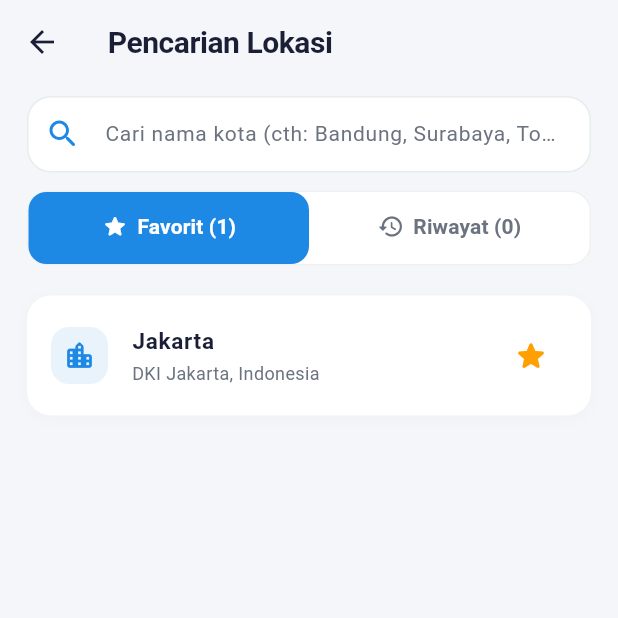
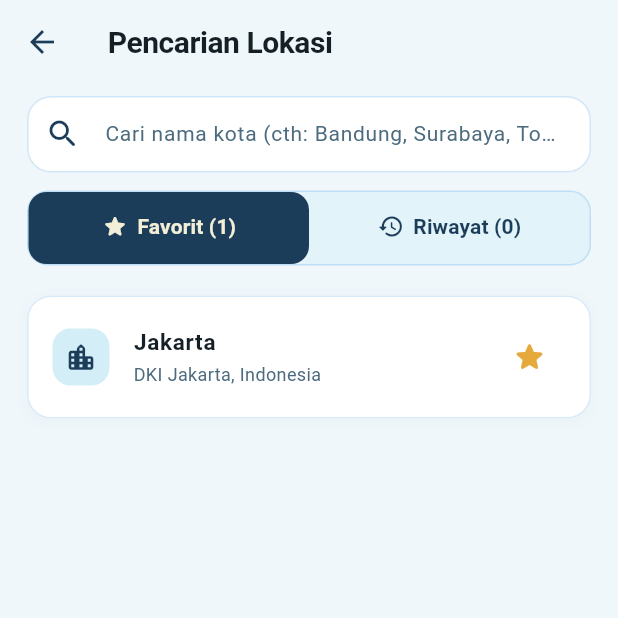
Before and after one commit to Nafisah528/H1D024087-Nafisah-Sekar-Ayu-ResponsiPemmob2, a Flutter app: the screen it shows after launch, after a tap on the "star outline" icon, after a tap on the "search" icon, on a phone screen of 412 x 824 dp, the top half of it. Run offline on Flutter 3.47's test engine with Material 3 defaults, Android fonts, the phone set to English and light mode, and no system bars; our stand-ins replace shared_preferences; network calls fail.

Commit message:
style: apply Black Pine, Deep Ocean, Windstorm, Melting Ice, Avalanche, Sun Beam color palette

```diff
--- a/lib/utils/app_theme.dart
+++ b/lib/utils/app_theme.dart
@@ -1,19 +1,34 @@
 import 'package:flutter/material.dart';
 
 class AppTheme {
-  // Brand colors
-  static const Color primaryBlue = Color(0xFF1E88E5);
-  static const Color secondaryCyan = Color(0xFF00ACC1);
-  static const Color backgroundLight = Color(0xFFF4F6FA);
+  // Brand color palette:
+  // Black Pine:  #152026
+  // Deep Ocean:  #1B3D59
+  // Windstorm:   #6A97C0
+  // Melting Ice: #B3D5F1
+  // Avalanche:   #D4EEF8
+  // Sun Beam:    #F3EED8
+
+  static const Color blackPine = Color(0xFF152026);
+  static const Color deepOcean = Color(0xFF1B3D59);
+  static const Color windstorm = Color(0xFF6A97C0);
+  static const Color meltingIce = Color(0xFFB3D5F1);
+  static const Color avalanche = Color(0xFFD4EEF8);
+  static const Color sunBeam = Color(0xFFF3EED8);
+
+  // Semantics & Surfacing
+  static const Color backgroundLight = Color(0xFFF0F7FB);
   static const Color surfaceLight = Colors.white;
-  static const Color textDark = Color(0xFF1A1F36);
-  static const Color textMuted = Color(0xFF6B7280);
+  static const Color textDark = blackPine;
+  static const Color textMuted = Color(0xFF4C6B7E);
 
   static ThemeData get lightTheme {
     final colorScheme = ColorScheme.fromSeed(
-      seedColor: primaryBlue,
+      seedColor: deepOcean,
       brightness: Brightness.light,
-      primary: primaryBlue,
+      primary: deepOcean,
+      secondary: windstorm,
+      tertiary: sunBeam,
       surface: surfaceLight,
     );
 
@@ -27,9 +42,9 @@ class AppTheme {
         elevation: 0,
         centerTitle: false,
         scrolledUnderElevation: 0,
-        iconTheme: IconThemeData(color: textDark),
+        iconTheme: IconThemeData(color: deepOcean),
         titleTextStyle: TextStyle(
-          color: textDark,
+          color: blackPine,
           fontSize: 20,
           fontWeight: FontWeight.w700,
           letterSpacing: -0.3,
@@ -41,7 +56,7 @@ class AppTheme {
         shape: RoundedRectangleBorder(
           borderRadius: BorderRadius.circular(20),
           side: BorderSide(
-            color: Colors.blueGrey.withValues(alpha: 0.08),
+            color: meltingIce.withValues(alpha: 0.5),
             width: 1,
           ),
         ),
@@ -57,43 +72,48 @@ class AppTheme {
         ),
         border: OutlineInputBorder(
           borderRadius: BorderRadius.circular(16),
-          borderSide: BorderSide(color: Colors.blueGrey.withValues(alpha: 0.15)),
+          borderSide: BorderSide(color: meltingIce.withValues(alpha: 0.6)),
         ),
         enabledBorder: OutlineInputBorder(
           borderRadius: BorderRadius.circular(16),
-          borderSide: BorderSide(color: Colors.blueGrey.withValues(alpha: 0.15)),
+          borderSide: BorderSide(color: meltingIce.withValues(alpha: 0.6)),
         ),
-        focusedBorder: OutlineInputBorder(
-          borderRadius: BorderRadius.circular(16),
-          borderSide: const BorderSide(color: primaryBlue, width: 1.8),
+        focusedBorder: const OutlineInputBorder(
+          borderRadius: BorderRadius.all(Radius.circular(16)),
+          borderSide: BorderSide(color: deepOcean, width: 1.8),
         ),
+      ),
+      floatingActionButtonTheme: const FloatingActionButtonThemeData(
+        backgroundColor: deepOcean,
+        foregroundColor: sunBeam,
+        elevation: 4,
       ),
       textTheme: const TextTheme(
         displayLarge: TextStyle(
           fontSize: 56,
           fontWeight: FontWeight.w800,
-          color: textDark,
+          color: blackPine,
           letterSpacing: -1.5,
         ),
         headlineMedium: TextStyle(
           fontSize: 26,
           fontWeight: FontWeight.w700,
-          color: textDark,
+          color: blackPine,
           letterSpacing: -0.5,
         ),
         titleLarge: TextStyle(
           fontSize: 18,
-          fontWeight: FontWeight.w600,
-          color: textDark,
+          fontWeight: FontWeight.w700,
+          color: blackPine,
         ),
         titleMedium: TextStyle(
           fontSize: 15,
           fontWeight: FontWeight.w600,
-          color: textDark,
+          color: blackPine,
         ),
         bodyLarge: TextStyle(
           fontSize: 15,
-          color: textDark,
+          color: blackPine,
         ),
         bodyMedium: TextStyle(
           fontSize: 13,
--- a/lib/views/home/home_screen.dart
+++ b/lib/views/home/home_screen.dart
@@ -1,5 +1,6 @@
 import 'package:flutter/material.dart';
 import 'package:provider/provider.dart';
+import '../../utils/app_theme.dart';
 import '../../viewmodels/weather_viewmodel.dart';
 import '../search/search_screen.dart';
 import 'widgets/current_weather_card.dart';
@@ -41,7 +42,7 @@ class _HomeScreenState extends State<HomeScreen> {
   @override
   Widget build(BuildContext context) {
     return Scaffold(
-      backgroundColor: const Color(0xFFF4F6FA),
+      backgroundColor: AppTheme.backgroundLight,
       appBar: AppBar(
         title: Consumer<WeatherViewModel>(
           builder: (context, vm, child) {
@@ -50,7 +51,7 @@ class _HomeScreenState extends State<HomeScreen> {
               children: [
                 const Icon(
                   Icons.wb_cloudy_rounded,
-                  color: Color(0xFF1E88E5),
+                  color: AppTheme.deepOcean,
                   size: 24,
                 ),
                 const SizedBox(width: 8),
@@ -59,7 +60,7 @@ class _HomeScreenState extends State<HomeScreen> {
                   style: const TextStyle(
                     fontSize: 20,
                     fontWeight: FontWeight.w700,
-                    color: Color(0xFF1A1F36),
+                    color: AppTheme.blackPine,
                   ),
                 ),
               ],
@@ -80,8 +81,8 @@ class _HomeScreenState extends State<HomeScreen> {
                       ? Icons.star_rounded
                       : Icons.star_outline_rounded,
                   color: vm.isCurrentFavorite
-                      ? Colors.amber.shade700
-                      : const Color(0xFF1A1F36),
+                      ? const Color(0xFFE5A93C)
+                      : AppTheme.deepOcean,
                   size: 26,
                 ),
                 onPressed: () async {
@@ -89,13 +90,21 @@ class _HomeScreenState extends State<HomeScreen> {
                   if (!context.mounted) return;
                   ScaffoldMessenger.of(context).showSnackBar(
                     SnackBar(
+                      backgroundColor: AppTheme.blackPine,
                       content: Text(
                         vm.isCurrentFavorite
                             ? 'Lokasi ${vm.currentLocation!.name} ditambahkan ke favorit'
                             : 'Lokasi ${vm.currentLocation!.name} dihapus dari favorit',
+                        style: const TextStyle(
+                          color: AppTheme.sunBeam,
+                          fontWeight: FontWeight.w500,
+                        ),
                       ),
                       duration: const Duration(seconds: 2),
                       behavior: SnackBarBehavior.floating,
+                      shape: RoundedRectangleBorder(
+                        borderRadius: BorderRadius.circular(12),
+                      ),
                     ),
                   );
                 },
@@ -108,7 +117,7 @@ class _HomeScreenState extends State<HomeScreen> {
             tooltip: 'Cari Lokasi Lain',
             icon: const Icon(
               Icons.search_rounded,
-              color: Color(0xFF1A1F36),
+              color: AppTheme.deepOcean,
               size: 26,
             ),
             onPressed: _navigateToSearch,
@@ -121,7 +130,7 @@ class _HomeScreenState extends State<HomeScreen> {
                 tooltip: 'Segarkan data cuaca',
                 icon: const Icon(
                   Icons.refresh_rounded,
-                  color: Color(0xFF1A1F36),
+                  color: AppTheme.deepOcean,
                   size: 24,
                 ),
                 onPressed: vm.isLoading ? null : () => vm.refreshWeather(),
@@ -141,14 +150,14 @@ class _HomeScreenState extends State<HomeScreen> {
                 children: [
                   CircularProgressIndicator(
                     strokeWidth: 3,
-                    valueColor: AlwaysStoppedAnimation<Color>(Color(0xFF1E88E5)),
+                    valueColor: AlwaysStoppedAnimation<Color>(AppTheme.deepOcean),
                   ),
                   SizedBox(height: 16),
                   Text(
                     'Mengambil informasi cuaca...',
                     style: TextStyle(
                       fontSize: 14,
-                      color: Color(0xFF6B7280),
+                      color: AppTheme.textMuted,
                       fontWeight: FontWeight.w500,
                     ),
                   ),
@@ -183,7 +192,7 @@ class _HomeScreenState extends State<HomeScreen> {
                       style: TextStyle(
                         fontSize: 20,
                         fontWeight: FontWeight.w700,
-                        color: Color(0xFF1A1F36),
+                        color: AppTheme.blackPine,
                       ),
                     ),
                     const SizedBox(height: 8),
@@ -192,14 +201,14 @@ class _HomeScreenState extends State<HomeScreen> {
                       textAlign: TextAlign.center,
                       style: const TextStyle(
                         fontSize: 14,
-                        color: Color(0xFF6B7280),
+                        color: AppTheme.textMuted,
                       ),
                     ),
                     const SizedBox(height: 24),
                     ElevatedButton.icon(
                       style: ElevatedButton.styleFrom(
-                        backgroundColor: const Color(0xFF1E88E5),
-                        foregroundColor: Colors.white,
+                        backgroundColor: AppTheme.deepOcean,
+                        foregroundColor: AppTheme.sunBeam,
                         padding: const EdgeInsets.symmetric(
                           horizontal: 24,
                           vertical: 12,
@@ -223,7 +232,7 @@ class _HomeScreenState extends State<HomeScreen> {
             return const Center(
               child: Text(
                 'Tidak ada data cuaca yang dapat ditampilkan.',
-                style: TextStyle(color: Color(0xFF6B7280)),
+                style: TextStyle(color: AppTheme.textMuted),
               ),
             );
           }
@@ -233,7 +242,7 @@ class _HomeScreenState extends State<HomeScreen> {
           final today = weather.daily.isNotEmpty ? weather.daily.first : null;
 
           return RefreshIndicator(
-            color: const Color(0xFF1E88E5),
+            color: AppTheme.deepOcean,
             onRefresh: () => vm.refreshWeather(),
             child: SingleChildScrollView(
               physics: const AlwaysScrollableScrollPhysics(),
@@ -251,7 +260,7 @@ class _HomeScreenState extends State<HomeScreen> {
                           child: LinearProgressIndicator(
                             minHeight: 2.5,
                             backgroundColor: Colors.transparent,
-                            valueColor: AlwaysStoppedAnimation<Color>(Color(0xFF1E88E5)),
+                            valueColor: AlwaysStoppedAnimation<Color>(AppTheme.deepOcean),
                           ),
                         ),
 
@@ -284,9 +293,9 @@ class _HomeScreenState extends State<HomeScreen> {
         },
       ),
       floatingActionButton: FloatingActionButton.extended(
-        backgroundColor: const Color(0xFF1E88E5),
-        foregroundColor: Colors.white,
-        elevation: 3,
+        backgroundColor: AppTheme.deepOcean,
+        foregroundColor: AppTheme.sunBeam,
+        elevation: 4,
         icon: const Icon(Icons.search_rounded),
         label: const Text(
           'Cari Kota',
--- a/lib/views/search/search_screen.dart
+++ b/lib/views/search/search_screen.dart
@@ -1,6 +1,7 @@
 import 'package:flutter/material.dart';
 import 'package:provider/provider.dart';
 import '../../models/location_model.dart';
+import '../../utils/app_theme.dart';
 import '../../viewmodels/search_viewmodel.dart';
 import '../../viewmodels/weather_viewmodel.dart';
 import 'widgets/search_result_item.dart';
@@ -54,16 +55,17 @@ class _SearchScreenState extends State<SearchScreen> with SingleTickerProviderSt
     final searchVM = Provider.of<SearchViewModel>(context);
 
     return Scaffold(
-      backgroundColor: const Color(0xFFF4F6FA),
+      backgroundColor: AppTheme.backgroundLight,
       appBar: AppBar(
         title: const Text(
           'Pencarian Lokasi',
           style: TextStyle(
             fontSize: 20,
             fontWeight: FontWeight.w700,
-            color: Color(0xFF1A1F36),
+            color: AppTheme.blackPine,
           ),
         ),
+        iconTheme: const IconThemeData(color: AppTheme.deepOcean),
       ),
       body: Column(
         children: [
@@ -77,11 +79,11 @@ class _SearchScreenState extends State<SearchScreen> with SingleTickerProviderSt
                 hintText: 'Cari nama kota (cth: Bandung, Surabaya, Tokyo)...',
                 prefixIcon: const Icon(
                   Icons.search_rounded,
-                  color: Color(0xFF1E88E5),
+                  color: AppTheme.deepOcean,
                 ),
                 suffixIcon: _searchController.text.isNotEmpty
                     ? IconButton(
-                        icon: const Icon(Icons.clear_rounded, color: Colors.grey),
+                        icon: const Icon(Icons.clear_rounded, color: AppTheme.windstorm),
                         onPressed: () {
                           _searchController.clear();
                           searchVM.clearSearch();
@@ -120,12 +122,12 @@ class _SearchScreenState extends State<SearchScreen> with SingleTickerProviderSt
           children: [
             CircularProgressIndicator(
               strokeWidth: 3,
-              valueColor: AlwaysStoppedAnimation<Color>(Color(0xFF1E88E5)),
+              valueColor: AlwaysStoppedAnimation<Color>(AppTheme.deepOcean),
             ),
             SizedBox(height: 14),
             Text(
               'Mencari kota di Open-Meteo...',
-              style: TextStyle(color: Color(0xFF6B7280), fontSize: 14),
+              style: TextStyle(color: AppTheme.textMuted, fontSize: 14),
             ),
           ],
         ),
@@ -143,16 +145,24 @@ class _SearchScreenState extends State<SearchScreen> with SingleTickerProviderSt
               const SizedBox(height: 12),
               const Text(
                 'Terjadi Masalah Pencarian',
-                style: TextStyle(fontWeight: FontWeight.w700, fontSize: 16),
+                style: TextStyle(
+                  fontWeight: FontWeight.w700,
+                  fontSize: 16,
+                  color: AppTheme.blackPine,
+                ),
               ),
               const SizedBox(height: 6),
               Text(
                 searchVM.searchError!,
                 textAlign: TextAlign.center,
-                style: const TextStyle(color: Color(0xFF6B7280), fontSize: 13),
+                style: const TextStyle(color: AppTheme.textMuted, fontSize: 13),
               ),
               const SizedBox(height: 16),
               ElevatedButton(
+                style: ElevatedButton.styleFrom(
+                  backgroundColor: AppTheme.deepOcean,
+                  foregroundColor: AppTheme.sunBeam,
+                ),
                 onPressed: () => searchVM.search(_searchController.text),
                 child: const Text('Coba Lagi'),
               ),
@@ -169,21 +179,21 @@ class _SearchScreenState extends State<SearchScreen> with SingleTickerProviderSt
           child: Column(
             mainAxisSize: MainAxisSize.min,
             children: [
-              Icon(Icons.location_off_rounded, color: Colors.grey.shade400, size: 54),
+              const Icon(Icons.location_off_rounded, color: AppTheme.windstorm, size: 54),
               const SizedBox(height: 14),
               const Text(
                 'Kota Tidak Ditemukan',
                 style: TextStyle(
                   fontWeight: FontWeight.w700,
                   fontSize: 16,
-                  color: Color(0xFF1A1F36),
+                  color: AppTheme.blackPine,
                 ),
               ),
               const SizedBox(height: 6),
               Text(
                 'Tidak ada hasil untuk "${_searchController.text}".\nCoba periksa kembali ejaan nama kota.',
                 textAlign: TextAlign.center,
-                style: const TextStyle(color: Color(0xFF6B7280), fontSize: 13),
+                style: const TextStyle(color: AppTheme.textMuted, fontSize: 13),
               ),
             ],
           ),
@@ -215,19 +225,19 @@ class _SearchScreenState extends State<SearchScreen> with SingleTickerProviderSt
         Container(
           margin: const EdgeInsets.symmetric(horizontal: 18, vertical: 4),
           decoration: BoxDecoration(
-            color: Colors.white,
+            color: AppTheme.avalanche.withValues(alpha: 0.5),
             borderRadius: BorderRadius.circular(14),
-            border: Border.all(color: Colors.grey.withValues(alpha: 0.15)),
+            border: Border.all(color: AppTheme.meltingIce.withValues(alpha: 0.7)),
           ),
           child: TabBar(
             controller: _tabController,
             indicatorSize: TabBarIndicatorSize.tab,
             indicator: BoxDecoration(
-              color: const Color(0xFF1E88E5),
+              color: AppTheme.deepOcean,
               borderRadius: BorderRadius.circular(12),
             ),
-            labelColor: Colors.white,
-            unselectedLabelColor: const Color(0xFF6B7280),
+            labelColor: AppTheme.sunBeam,
+            unselectedLabelColor: AppTheme.deepOcean,
             labelStyle: const TextStyle(fontWeight: FontWeight.w600, fontSize: 14),
             dividerColor: Colors.transparent,
             tabs: [
@@ -271,27 +281,27 @@ class _SearchScreenState extends State<SearchScreen> with SingleTickerProviderSt
   /// Tab 1: Daftar Lokasi Favorit
   Widget _buildFavoritesList(SearchViewModel searchVM) {
     if (searchVM.favorites.isEmpty) {
-      return Center(
+      return const Center(
         child: Padding(
-          padding: const EdgeInsets.all(28.0),
+          padding: EdgeInsets.all(28.0),
           child: Column(
             mainAxisSize: MainAxisSize.min,
             children: [
-              Icon(Icons.star_border_rounded, size: 54, color: Colors.grey.shade400),
-              const SizedBox(height: 12),
-              const Text(
+              Icon(Icons.star_border_rounded, size: 54, color: AppTheme.windstorm),
+              SizedBox(height: 12),
+              Text(
                 'Belum Ada Lokasi Favorit',
                 style: TextStyle(
                   fontWeight: FontWeight.w700,
                   fontSize: 16,
-                  color: Color(0xFF1A1F36),
+                  color: AppTheme.blackPine,
                 ),
               ),
-              const SizedBox(height: 6),
-              const Text(
+              SizedBox(height: 6),
+              Text(
                 'Cari kota di atas lalu tekan ikon bintang untuk menyimpannya sebagai favorit.',
                 textAlign: TextAlign.center,
-                style: TextStyle(color: Color(0xFF6B7280), fontSize: 13),
+                style: TextStyle(color: AppTheme.textMuted, fontSize: 13),
               ),
             ],
           ),
@@ -317,27 +327,27 @@ class _SearchScreenState extends State<SearchScreen> with SingleTickerProviderSt
   /// Tab 2: Daftar Riwayat Pencarian
   Widget _buildHistoryList(SearchViewModel searchVM) {
     if (searchVM.searchHistory.isEmpty) {
-      return Center(
+      return const Center(
         child: Padding(
-          padding: const EdgeInsets.all(28.0),
+          padding: EdgeInsets.all(28.0),
           child: Column(
             mainAxisSize: MainAxisSize.min,
             children: [
-              Icon(Icons.history_rounded, size: 54, color: Colors.grey.shade400),
-              const SizedBox(height: 12),
-              const Text(
+              Icon(Icons.history_rounded, size: 54, color: AppTheme.windstorm),
+              SizedBox(height: 12),
+              Text(
                 'Belum Ada Riwayat',
                 style: TextStyle(
                   fontWeight: FontWeight.w700,
                   fontSize: 16,
-                  color: Color(0xFF1A1F36),
+                  color: AppTheme.blackPine,
                 ),
               ),
-              const SizedBox(height: 6),
-              const Text(
+              SizedBox(height: 6),
+              Text(
                 'Kota yang Anda pilih dari hasil pencarian akan tercatat di sini.',
                 textAlign: TextAlign.center,
-                style: TextStyle(color: Color(0xFF6B7280), fontSize: 13),
+                style: TextStyle(color: AppTheme.textMuted, fontSize: 13),
               ),
             ],
           ),
@@ -357,7 +367,7 @@ class _SearchScreenState extends State<SearchScreen> with SingleTickerProviderSt
                 style: TextStyle(
                   fontWeight: FontWeight.w600,
                   fontSize: 13,
-                  color: Color(0xFF6B7280),
+                  color: AppTheme.textMuted,
                 ),
               ),
               TextButton.icon(
--- a/lib/views/search/widgets/search_result_item.dart
+++ b/lib/views/search/widgets/search_result_item.dart
@@ -1,5 +1,6 @@
 import 'package:flutter/material.dart';
 import '../../../models/location_model.dart';
+import '../../../utils/app_theme.dart';
 
 class SearchResultItem extends StatelessWidget {
   final LocationModel location;
@@ -24,9 +25,13 @@ class SearchResultItem extends StatelessWidget {
       decoration: BoxDecoration(
         color: Colors.white,
         borderRadius: BorderRadius.circular(16),
+        border: Border.all(
+          color: AppTheme.meltingIce.withValues(alpha: 0.5),
+          width: 1,
+        ),
         boxShadow: [
           BoxShadow(
-            color: Colors.black.withValues(alpha: 0.02),
+            color: AppTheme.deepOcean.withValues(alpha: 0.03),
             blurRadius: 8,
             offset: const Offset(0, 2),
           ),
@@ -38,12 +43,12 @@ class SearchResultItem extends StatelessWidget {
         leading: Container(
           padding: const EdgeInsets.all(8),
           decoration: BoxDecoration(
-            color: const Color(0xFF1E88E5).withValues(alpha: 0.1),
+            color: AppTheme.avalanche,
             borderRadius: BorderRadius.circular(12),
           ),
           child: const Icon(
             Icons.location_city_rounded,
-            color: Color(0xFF1E88E5),
+            color: AppTheme.deepOcean,
             size: 22,
           ),
         ),
@@ -52,7 +57,7 @@ class SearchResultItem extends StatelessWidget {
           style: const TextStyle(
             fontSize: 15,
             fontWeight: FontWeight.w700,
-            color: Color(0xFF1A1F36),
+            color: AppTheme.blackPine,
           ),
         ),
         subtitle: Text(
@@ -61,7 +66,7 @@ class SearchResultItem extends StatelessWidget {
               : location.subtitle,
           style: const TextStyle(
             fontSize: 12,
-            color: Color(0xFF6B7280),
+            color: AppTheme.textMuted,
           ),
           maxLines: 1,
           overflow: TextOverflow.ellipsis,
@@ -73,7 +78,7 @@ class SearchResultItem extends StatelessWidget {
               tooltip: isFavorite ? 'Hapus dari favorit' : 'Tambah ke favorit',
               icon: Icon(
                 isFavorite ? Icons.star_rounded : Icons.star_outline_rounded,
-                color: isFavorite ? Colors.amber.shade700 : const Color(0xFF9E9E9E),
+                color: isFavorite ? const Color(0xFFE5A93C) : AppTheme.windstorm,
                 size: 24,
               ),
               onPressed: onToggleFavorite,
@@ -83,7 +88,7 @@ class SearchResultItem extends StatelessWidget {
                 tooltip: 'Hapus dari riwayat',
                 icon: const Icon(
                   Icons.close_rounded,
-                  color: Color(0xFF9E9E9E),
+                  color: AppTheme.windstorm,
                   size: 20,
                 ),
                 onPressed: onDelete,
```
Also changed, not shown: lib/utils/weather_utils.dart (+81 -39 lines), lib/views/home/widgets/current_weather_card.dart (+19 -10 lines), lib/views/home/widgets/daily_forecast_list.dart (+22 -13 lines), lib/views/home/widgets/weather_details_grid.dart (+20 -10 lines).
